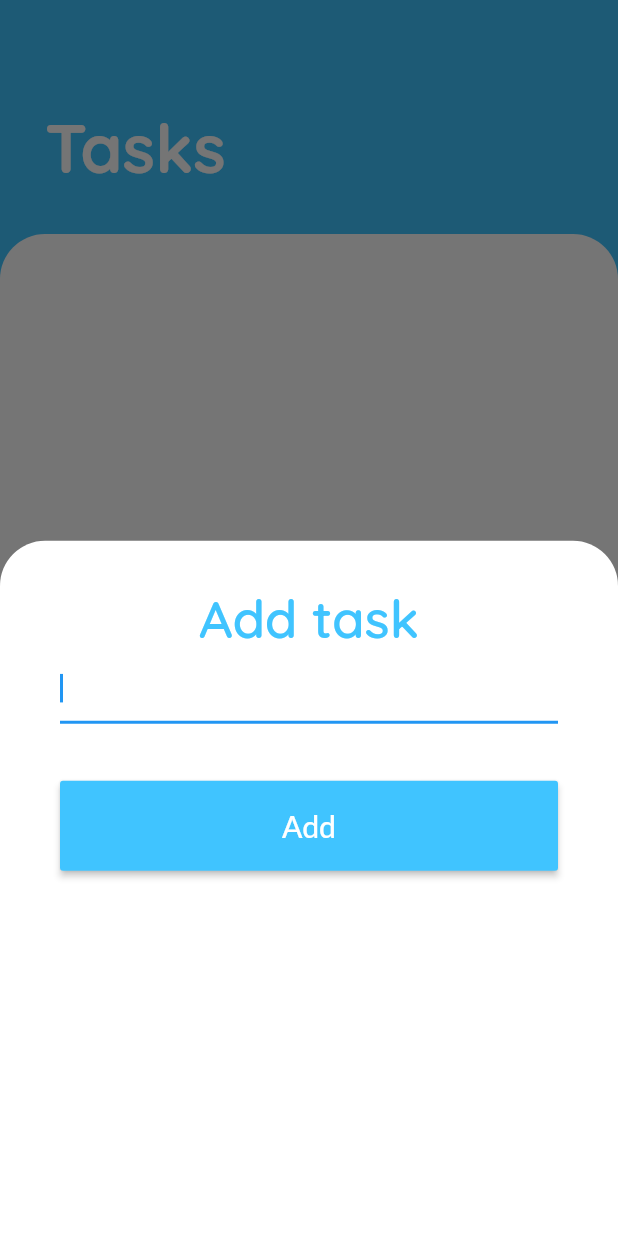
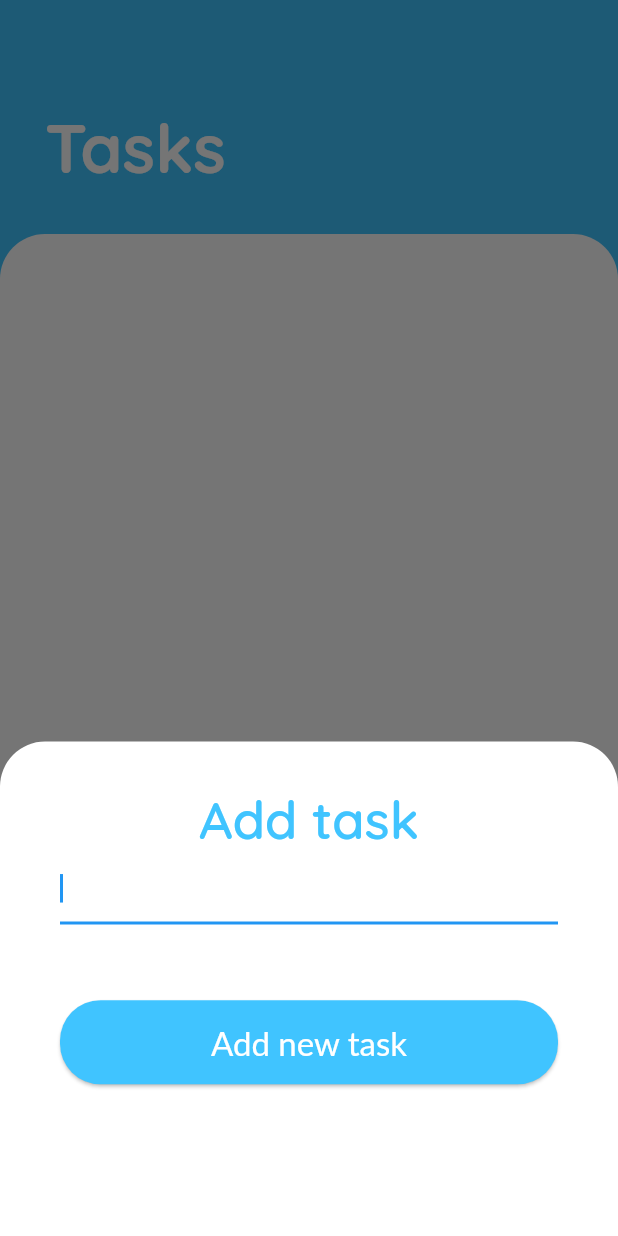
Before and after one commit to Jagjot26/Tasks, a Flutter app: the OwnerTask screen opened directly, after a tap on the "add" icon, on a phone screen of 412 x 824 dp. Run offline on Flutter 3.47's test engine with Material 2 defaults, Android fonts, the light colour scheme and no system bars; our stand-ins replace cached_network_image, cloud_firestore, firebase_auth, flutter_spinkit, flutter_vector_icons, fluttertoast and 4 more; accounts and stored records are empty; Roboto replaces fonts that are missing (Lato); project files that could hold a hidden picture were left out.

Commit message:
fixed a bug with bottom sheet

```diff
--- a/lib/add_task.dart
+++ b/lib/add_task.dart
@@ -54,7 +54,17 @@ class _AddTaskScreenState extends State<AddTaskScreen> {
 
   @override
   Widget build(BuildContext context) {
-    return Container(
+    return Padding(
+      padding:
+          EdgeInsets.only(bottom: MediaQuery.of(context).viewInsets.bottom),
+      child: Row(
+        mainAxisAlignment: MainAxisAlignment.center,
+        crossAxisAlignment: CrossAxisAlignment.center,
+        mainAxisSize: MainAxisSize.max,
+        children: <Widget>[
+          Expanded(
+            child: Container(
+              height: MediaQuery.of(context).size.height * 0.4,
               decoration: BoxDecoration(
                 color: Colors.white,
                 borderRadius: BorderRadius.only(
@@ -63,7 +73,10 @@ class _AddTaskScreenState extends State<AddTaskScreen> {
                 ),
               ),
               child: Padding(
-        padding: EdgeInsets.only(top: 30, right: 40, left: 40, bottom: 30),
+                padding:
+                    EdgeInsets.only(top: 30, right: 40, left: 40, bottom: 30),
+                child: SingleChildScrollView(
+                  physics: const NeverScrollableScrollPhysics(),
                   child: Column(
                     children: <Widget>[
                       Text(
@@ -80,24 +93,29 @@ class _AddTaskScreenState extends State<AddTaskScreen> {
                         },
                       ),
                       SizedBox(
-              height: 38,
+                        height: MediaQuery.of(context).size.height * 0.06,
                       ),
-            ButtonTheme(
-              height: 60,
-              minWidth: double.infinity,
-              child: RaisedButton(
-                color: Colors.lightBlueAccent,
-                onPressed: () {
+                      Padding(
+                        padding: EdgeInsets.only(
+                            bottom: MediaQuery.of(context).viewInsets.bottom),
+                        child: GestureDetector(
+                          onTap: () {
                             handleAddTask();
-                  // Provider.of<TaskData>(context).addTask(newTaskValue);
                             Navigator.pop(context);
                           },
-                padding: EdgeInsets.symmetric(horizontal: 100),
-                child: Text(
-                  'Add',
+                          child: Card(
+                            color: Colors.lightBlueAccent,
+                            shape: RoundedRectangleBorder(
+                              borderRadius: BorderRadius.circular(27.0),
+                            ),
+                            margin: EdgeInsets.symmetric(vertical: 1.0),
+                            child: ListTile(
+                              title: Text(
+                                "Add new task",
+                                textAlign: TextAlign.center,
                                 style: TextStyle(
-                    fontSize: 20,
-                    color: Colors.white,
+                                    color: Colors.white, fontSize: 22),
+                              ),
                             ),
                           ),
                         ),
@@ -105,6 +123,35 @@ class _AddTaskScreenState extends State<AddTaskScreen> {
                     ],
                   ),
                 ),
+              ),
+            ),
+          ),
+        ],
+      ),
     );
   }
 }
+
+// ButtonTheme(
+//                       height: MediaQuery.of(context).size.height * 0.07,
+//                       minWidth: double.infinity,
+//                       child: Padding(
+//                         padding: EdgeInsets.only(
+//                             bottom: MediaQuery.of(context).viewInsets.bottom),
+//                         child: RaisedButton(
+//                           color: Colors.lightBlueAccent,
+//                           onPressed: () {
+//                             handleAddTask();
+//                             Navigator.pop(context);
+//                           },
+//                           padding: EdgeInsets.symmetric(horizontal: 100),
+//                           child: Text(
+//                             'Add',
+//                             style: TextStyle(
+//                               fontSize: 20,
+//                               color: Colors.white,
+//                             ),
+//                           ),
+//                         ),
+//                       ),
+//                     ),
--- a/lib/taskScreens/owner_task.dart
+++ b/lib/taskScreens/owner_task.dart
@@ -27,9 +27,11 @@ class _OwnerTaskState extends State<OwnerTask> {
   @override
   Widget build(BuildContext context) {
     return Scaffold(
+      resizeToAvoidBottomPadding: false,
       floatingActionButton: FloatingActionButton(
         onPressed: () {
           showModalBottomSheet(
+              isScrollControlled: true,
               backgroundColor: Colors
                   .transparent, //we did this because by default, this(the bottom ACTIVE part) has a white color and in order to look at the round edges of the container, we needed a transparent color
               context: context,
```
Also changed, not shown: pubspec.lock, 1 other file. Lines whose indentation alone changed are shown as unchanged.
